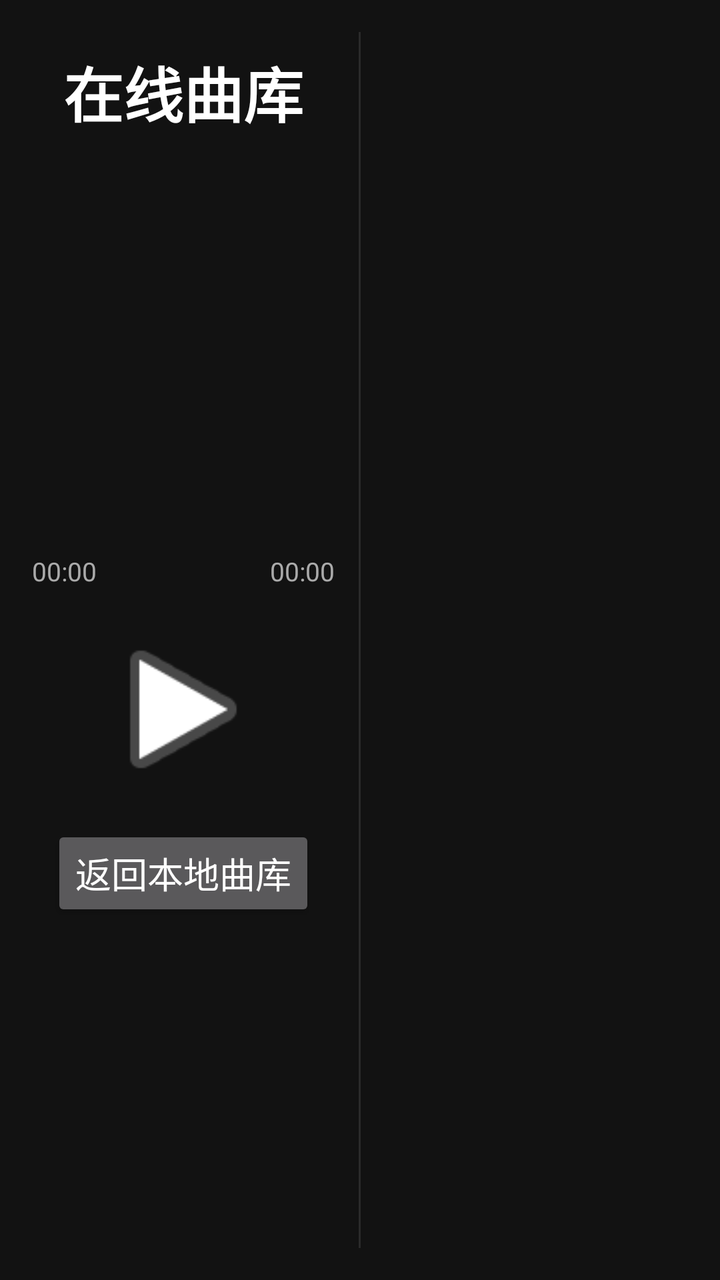
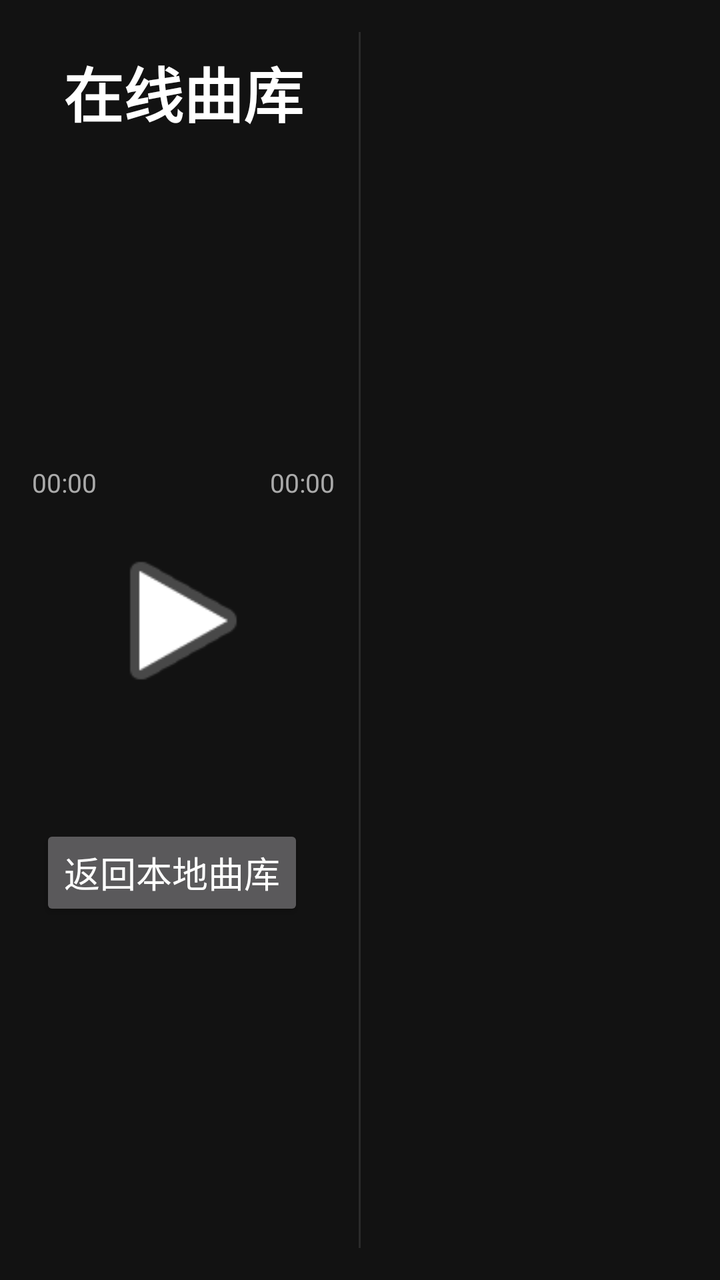

Two renders of the same Android screen: before a commit and after it. Below are the layout's source before the change and the commit's diff.
<!-- AndroidManifest.xml: application theme AppTheme -->
<!-- res/layout/activity_online.xml -->
<?xml version="1.0" encoding="utf-8"?>
<LinearLayout xmlns:android="http://schemas.android.com/apk/res/android"
    android:layout_width="match_parent"
    android:layout_height="match_parent"
    android:orientation="horizontal"
    android:background="@color/bg"
    android:padding="16dp">

    
    <LinearLayout
        android:layout_width="0dp"
        android:layout_height="match_parent"
        android:layout_weight="1"
        android:orientation="vertical">

        <TextView
            android:id="@+id/tvOnlineTitle"
            android:layout_width="match_parent"
            android:layout_height="wrap_content"
            android:text="在线曲库"
            android:textColor="@color/text_primary"
            android:textSize="30sp"
            android:textStyle="bold"
            android:gravity="center"
            android:layout_marginTop="8dp" />

        <TextView
            android:id="@+id/tvOnlineAlbum"
            android:layout_width="match_parent"
            android:layout_height="wrap_content"
            android:textColor="@color/text_secondary"
            android:textSize="15sp"
            android:gravity="center"
            android:layout_marginTop="4dp" />

        <TextView
            android:id="@+id/tvOnlineStatus"
            android:layout_width="match_parent"
            android:layout_height="wrap_content"
            android:textColor="@color/accent"
            android:textSize="15sp"
            android:gravity="center"
            android:layout_marginTop="4dp" />

        <Space
            android:layout_width="match_parent"
            android:layout_height="0dp"
            android:layout_weight="1" />

        <SeekBar
            android:id="@+id/seekOnlineBar"
            android:layout_width="match_parent"
            android:layout_height="wrap_content"
            android:enabled="false" />

        <LinearLayout
            android:layout_width="match_parent"
            android:layout_height="wrap_content"
            android:orientation="horizontal">

            <TextView
                android:id="@+id/tvOnlinePos"
                android:layout_width="wrap_content"
                android:layout_height="wrap_content"
                android:text="00:00"
                android:textColor="@color/text_secondary"
                android:textSize="13sp" />

            <TextView
                android:layout_width="0dp"
                android:layout_height="wrap_content"
                android:layout_weight="1" />

            <TextView
                android:id="@+id/tvOnlineDur"
                android:layout_width="wrap_content"
                android:layout_height="wrap_content"
                android:text="00:00"
                android:textColor="@color/text_secondary"
                android:textSize="13sp" />
        </LinearLayout>

        <LinearLayout
            android:layout_width="match_parent"
            android:layout_height="wrap_content"
            android:orientation="horizontal"
            android:gravity="center"
            android:layout_marginTop="8dp">

            <ImageButton
                android:id="@+id/btnOnlinePrev"
                android:layout_width="72dp"
                android:layout_height="72dp"
                android:layout_margin="8dp"
                android:src="@android:drawable/ic_media_previous"
                android:background="?android:attr/selectableItemBackground"
                android:contentDescription="上一首" />

            <ImageButton
                android:id="@+id/btnOnlinePlay"
                android:layout_width="88dp"
                android:layout_height="88dp"
                android:layout_margin="8dp"
                android:src="@android:drawable/ic_media_play"
                android:background="?android:attr/selectableItemBackground"
                android:contentDescription="播放/暂停" />

            <ImageButton
                android:id="@+id/btnOnlineNext"
                android:layout_width="72dp"
                android:layout_height="72dp"
                android:layout_margin="8dp"
                android:src="@android:drawable/ic_media_next"
                android:background="?android:attr/selectableItemBackground"
                android:contentDescription="下一首" />
        </LinearLayout>

        <LinearLayout
            android:layout_width="match_parent"
            android:layout_height="wrap_content"
            android:orientation="horizontal"
            android:gravity="center"
            android:layout_marginTop="2dp">

            <Button
                android:id="@+id/btnOnlineBack"
                style="@style/CtrlBtn"
                android:layout_width="wrap_content"
                android:layout_height="wrap_content"
                android:text="返回本地曲库" />
        </LinearLayout>

        <Space
            android:layout_width="match_parent"
            android:layout_height="0dp"
            android:layout_weight="1" />
    </LinearLayout>

    
    <View
        android:layout_width="1dp"
        android:layout_height="match_parent"
        android:layout_marginStart="12dp"
        android:layout_marginEnd="12dp"
        android:background="#2A2A2A" />

    
    <ListView
        android:id="@+id/listOnlineSongs"
        android:layout_width="0dp"
        android:layout_height="match_parent"
        android:layout_weight="1"
        android:divider="#2A2A2A"
        android:dividerHeight="1dp" />
</LinearLayout>
<!-- resources referenced by this layout -->
<resources>
  <color name="accent">#E6B342</color>
  <color name="bg">#121212</color>
  <color name="text_primary">#FFFFFF</color>
  <color name="text_secondary">#AAAAAA</color>
  <style name="CtrlBtn" parent="android:Widget.Material.Button">
          <item name="android:textColor">@color/text_primary</item>
          <item name="android:textSize">18sp</item>
          <item name="android:layout_margin">4dp</item>
      </style>
  <style name="AppTheme" parent="android:Theme.Material.NoActionBar">
          <item name="android:windowBackground">@color/bg</item>
          <item name="android:colorBackground">@color/bg</item>
          <item name="android:textColorPrimary">@color/text_primary</item>
          <item name="android:textColorSecondary">@color/text_secondary</item>
          <item name="android:colorAccent">@color/accent</item>
      </style>
</resources>

<!-- the commit's change to res/layout/activity_online.xml (unified diff, before → after) -->
@@ -128,6 +128,14 @@
                 android:layout_width="wrap_content"
                 android:layout_height="wrap_content"
                 android:text="返回本地曲库" />
+
+            <Button
+                android:id="@+id/btnOnlineExit"
+                style="@style/CtrlBtn"
+                android:layout_width="wrap_content"
+                android:layout_height="wrap_content"
+                android:text="退出App"
+                android:textColor="#FF6B57" />
         </LinearLayout>
 
         <Space
